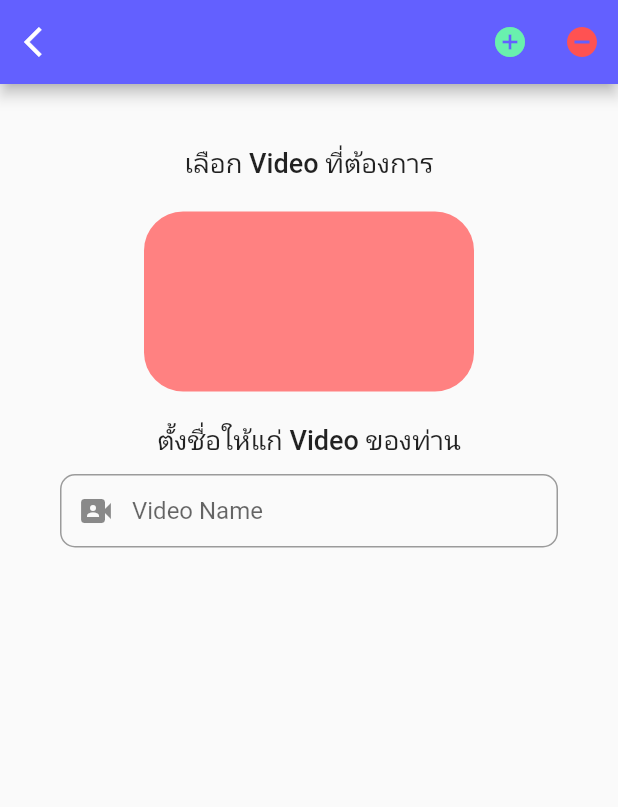
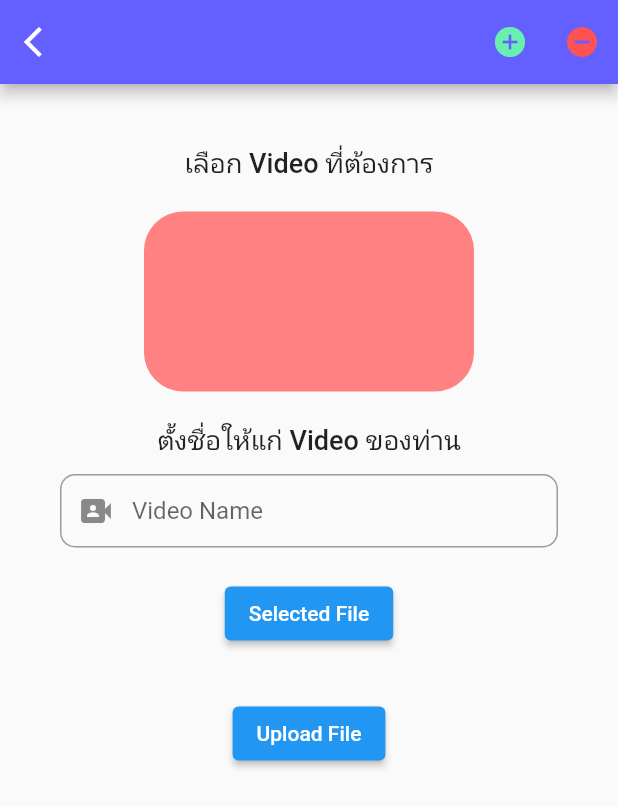
Before and after one commit to noymak/Luk-To-Learn, a Flutter app: the VideoInfo screen opened by its route, on a phone screen of 412 x 824 dp. Shown: the top 807 px of the screen. Run offline on Flutter 3.47's test engine with Material 2 defaults, Android fonts, the phone set to English and light mode, and no system bars; our stand-ins replace chewie, cloud_firestore, dropdown_search, file_picker, firebase_auth, firebase_core and 6 more; missing offline and left inert: splash_screen_view; accounts and stored records are empty; network calls fail; Roboto replaces fonts that are missing (Kanit).

Commit message:
upload err err

```diff
--- a/project-main/lib/Screens/courses_screen/video_info.dart
+++ b/project-main/lib/Screens/courses_screen/video_info.dart
@@ -1,9 +1,14 @@
+import 'dart:io';
+
+import 'package:file_picker/file_picker.dart';
+import 'package:firebase_storage/firebase_storage.dart';
 import 'package:flutter/material.dart';
 import 'package:flutter/src/foundation/key.dart';
 import 'package:flutter/src/widgets/framework.dart';
 import 'package:flutter/widgets.dart';
 import 'package:get/get.dart';
 import 'package:google_fonts/google_fonts.dart';
+import 'package:image_picker/image_picker.dart';
 import 'package:luk_to_learn/constants.dart';
 import 'package:luk_to_learn/controllers/courses_controller.dart';
 import 'package:luk_to_learn/controllers/video_controller.dart';
@@ -19,7 +24,37 @@ class VideoInfo extends StatefulWidget {
 
 class _VideoInfoState extends State<VideoInfo> {
   @override
-  var nameVideoController = Get.put(CoursesController());
+  var videoController = Get.put(CoursesController());
+
+  PlatformFile? pickedFile;
+  UploadTask? uploadTask;
+
+  Future uploadFile() async {
+    final path = 'videos/${pickedFile!.name}';
+    final file = File(pickedFile!.path!);
+
+    final ref = FirebaseStorage.instance.ref().child(path);
+    setState(() {
+      uploadTask = ref.putFile(file);
+    });
+
+    final snapshot = await uploadTask!.whenComplete(() {});
+
+    final urlDownloand = await snapshot.ref.getDownloadURL();
+    print('Download Link: $urlDownloand');
+
+    setState(() {
+      uploadTask = null;
+    });
+  }
+
+  Future selectFile() async {
+    final result = await FilePicker.platform.pickFiles();
+    if (result == null) return;
+    setState(() {
+      pickedFile = result.files.first;
+    });
+  }
 
   List<Widget> extractedChildren = <Widget>[VideoUi()];
 
@@ -54,10 +89,64 @@ class _VideoInfoState extends State<VideoInfo> {
         child: Padding(
           padding: const EdgeInsets.all(20.0),
           child: Column(
-            children: extractedChildren,
+            children: [
+              Column(children: extractedChildren),
+              ElevatedButton(
+                onPressed: selectFile,
+                child: const Text('Selected File'),
+              ),
+              SizedBox(
+                height: 32,
+              ),
+              ElevatedButton(
+                onPressed: uploadFile,
+                child: const Text('Upload File'),
+              ),
+              SizedBox(height: 32,),
+              buildProgress(),
+            ],
           ),
         ),
       ),
     );
+
+
+
+
   }
+
+   Widget buildProgress() => StreamBuilder<TaskSnapshot>(
+      stream: uploadTask?.snapshotEvents,
+      builder: (context, snapshot) {
+        if (snapshot.hasData) {
+          final data = snapshot.data!;
+          double progress = data.bytesTransferred / data.totalBytes;
+
+          return SizedBox(
+            height: 50,
+            child: Stack(
+              fit: StackFit.expand,
+              children: [
+                LinearProgressIndicator(
+                  value: progress,
+                  backgroundColor: Colors.grey,
+                  color: Colors.greenAccent,
+                ),
+                Center(
+                    child: Text(
+                      '${(100 * progress).roundToDouble()}%',
+                      style: TextStyle(color: Colors.white),
+                    ),
+                ),
+              ],
+            ),
+          );
+        } else {
+          return const SizedBox(height: 50,);
+        }
+      },
+    );
+
+
+
 }
--- a/project-main/lib/Screens/tutor_screen/checkinfocourse.dart
+++ b/project-main/lib/Screens/tutor_screen/checkinfocourse.dart
@@ -208,7 +208,7 @@ class _CheckInfoCourseState extends State<CheckInfoCourse> {
                               },
                               child: GestureDetector(
                                                    onTap: () {
-                                  courseController.updateCategoryToStorage(context);
+                                  // courseController.updateCategoryToStorage(context);
                                 },
                                 child: Container(
                                   width: 120,
--- a/project-main/lib/model/video.demo.dart
+++ b/project-main/lib/model/video.demo.dart
@@ -9,7 +9,7 @@ List<VideoDemo> videoDemo = [
     c_id: 'art',
     titleName: 'video 1',
     fileUrl:
-        'https://res.cloudinary.com/dtdhnrtir/video/upload/v1668323007/video/STAYC_%EC%8A%A4%ED%85%8C%EC%9D%B4%EC%94%A8_ASAP_MV_olqai5.mp4',
+        "https://firebasestorage.googleapis.com/v0/b/luktolearn-fd692.appspot.com/o/videotest%2FSTAYC(%EC%8A%A4%ED%85%8C%EC%9D%B4%EC%94%A8)%20'ASAP'%20MV.mp4?alt=media&token=7e123232-eb9f-45d4-8bc6-6ef4cc9d6777",
   ),
    VideoDemo(
     c_id: 'manybath',
--- a/project-main/lib/widgets/videoui.dart
+++ b/project-main/lib/widgets/videoui.dart
@@ -44,11 +44,13 @@ class VideoUi extends StatelessWidget {
             height: 20,
           ),
           Container(
+
             height: 120,
             width: 220,
             decoration: BoxDecoration(
               color: kPrimaryColor1,
               borderRadius: BorderRadius.circular(26),
+
             ),
           ),
           SizedBox(
```
Also changed, not shown: project-main/lib/controllers/courses_controller.dart (+21 -12 lines).
